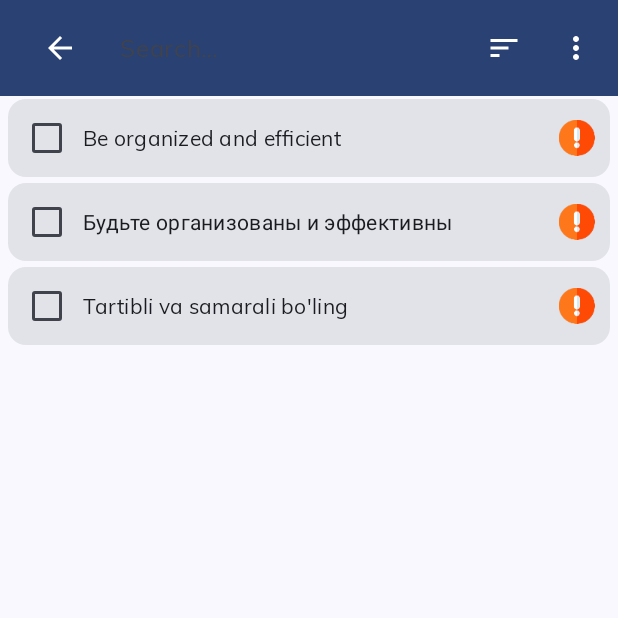
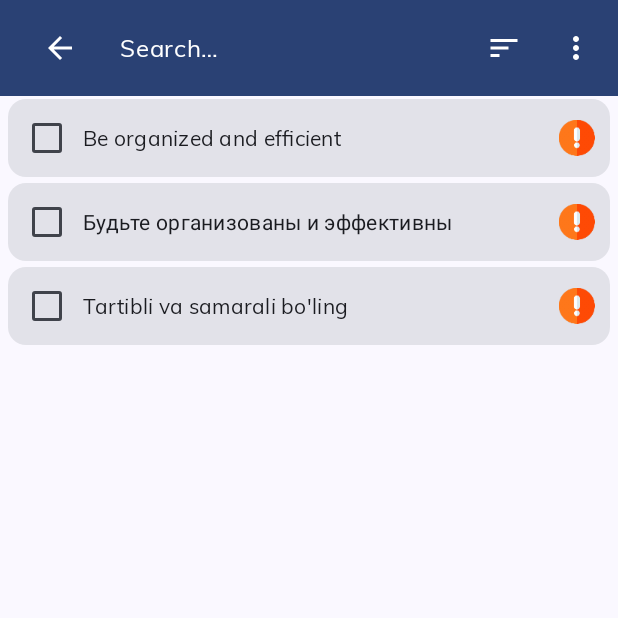
Before and after one commit to raheemadamboev/todo-app, an Android app built with Jetpack Compose: the composable TodoListScreen shown on its own in the app's theme, after a tap on "Search ToDos", on a phone screen of 412 x 824 dp, the top half of it. Run offline under Robolectric (Android 15) with nearby library versions, the light colour scheme and no system bars; our stand-ins replace Dagger/Hilt's generated code, Room's generated code; libraries missing offline, so code that uses them is left out: com.ramcosta.composedestinations; 1 statement that could not run was skipped.

Commit message:
Colors are fucked up (Material 3) #11
Took 5 minutes

```diff
--- a/app/src/main/java/xyz/teamgravity/todo/presentation/component/topbar/TopBarSearch.kt
+++ b/app/src/main/java/xyz/teamgravity/todo/presentation/component/topbar/TopBarSearch.kt
@@ -4,6 +4,7 @@ import androidx.compose.foundation.layout.Row
 import androidx.compose.foundation.layout.fillMaxWidth
 import androidx.compose.material.icons.Icons
 import androidx.compose.material.icons.filled.ArrowBack
+import androidx.compose.material3.MaterialTheme
 import androidx.compose.material3.OutlinedTextField
 import androidx.compose.material3.Text
 import androidx.compose.material3.TextFieldDefaults
@@ -34,12 +35,18 @@ fun TopBarSearch(
             onValueChange = onQueryChange,
             singleLine = true,
             placeholder = {
-                Text(text = stringResource(id = R.string.search))
+                Text(
+                    text = stringResource(id = R.string.search),
+                    color = MaterialTheme.colorScheme.onPrimary,
+                    style = MaterialTheme.typography.bodyLarge
+                )
             },
             colors = TextFieldDefaults.outlinedTextFieldColors(
                 unfocusedBorderColor = Color.Transparent,
-                focusedBorderColor = Color.Transparent
-            )
+                focusedBorderColor = Color.Transparent,
+                textColor = MaterialTheme.colorScheme.onPrimary
+            ),
+            textStyle = MaterialTheme.typography.bodyLarge
         )
     }
 }
```
